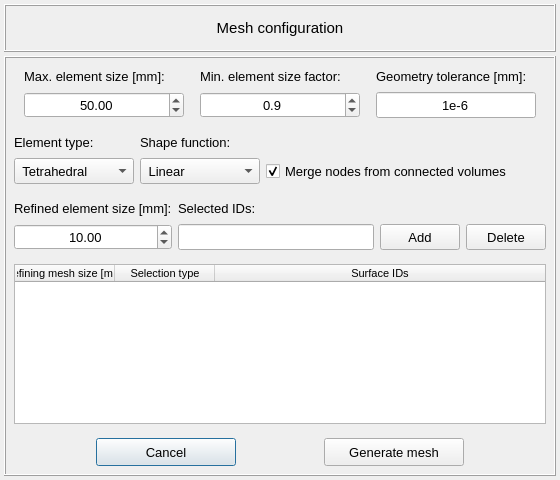
This is vibra/interface/data/ui_files/mesh/mesher_setup.ui in MOPT-UFSC/VIBRA as Qt 5 draws it before an edit. The edited form follows.
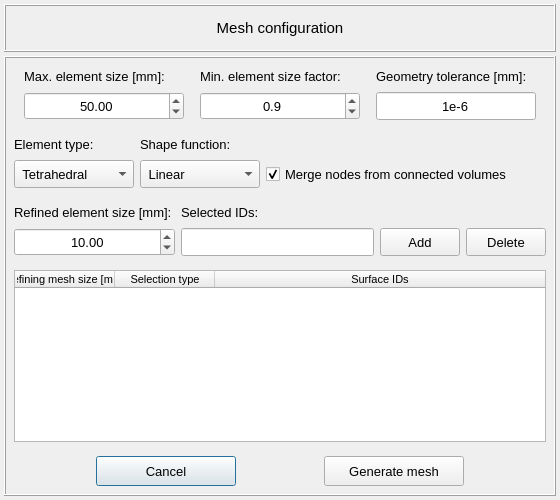
This is the edited form.

Commit message: Minor adjustments in the mesh configuration user interface

The edit to the form file:
```diff
--- a/vibra/interface/data/ui_files/mesh/mesher_setup.ui
+++ b/vibra/interface/data/ui_files/mesh/mesher_setup.ui
@@ -7,7 +7,7 @@
     <x>0</x>
     <y>0</y>
     <width>560</width>
-    <height>480</height>
+    <height>500</height>
    </rect>
   </property>
   <property name="minimumSize">
@@ -19,7 +19,7 @@
   <property name="maximumSize">
    <size>
     <width>560</width>
-    <height>480</height>
+    <height>500</height>
    </size>
   </property>
   <property name="windowTitle">
@@ -81,6 +81,12 @@
       </property>
       <item row="0" column="0">
        <widget class="QFrame" name="frame_2">
+        <property name="minimumSize">
+         <size>
+          <width>0</width>
+          <height>62</height>
+         </size>
+        </property>
         <property name="frameShape">
          <enum>QFrame::NoFrame</enum>
         </property>
@@ -105,10 +111,16 @@
          </property>
          <item row="1" column="0">
           <widget class="QDoubleSpinBox" name="doubleSpinBox_maximum_element_size">
+           <property name="minimumSize">
+            <size>
+             <width>0</width>
+             <height>28</height>
+            </size>
+           </property>
            <property name="maximumSize">
             <size>
              <width>16777215</width>
-             <height>26</height>
+             <height>16777215</height>
             </size>
            </property>
            <property name="font">
@@ -165,7 +177,7 @@
            <property name="minimumSize">
             <size>
              <width>0</width>
-             <height>26</height>
+             <height>28</height>
             </size>
            </property>
            <property name="maximumSize">
@@ -213,10 +225,16 @@
          </item>
          <item row="1" column="1">
           <widget class="QDoubleSpinBox" name="doubleSpinBox_minimum_element_size_factor">
+           <property name="minimumSize">
+            <size>
+             <width>0</width>
+             <height>28</height>
+            </size>
+           </property>
            <property name="maximumSize">
             <size>
              <width>16777215</width>
-             <height>26</height>
+             <height>16777215</height>
             </size>
            </property>
            <property name="font">
@@ -273,6 +291,12 @@
       </item>
       <item row="2" column="0">
        <widget class="QFrame" name="frame_3">
+        <property name="minimumSize">
+         <size>
+          <width>0</width>
+          <height>62</height>
+         </size>
+        </property>
         <property name="frameShape">
          <enum>QFrame::NoFrame</enum>
         </property>
@@ -300,7 +324,7 @@
            <property name="minimumSize">
             <size>
              <width>0</width>
-             <height>26</height>
+             <height>28</height>
             </size>
            </property>
            <property name="font">
@@ -348,7 +372,7 @@
             </font>
            </property>
            <property name="text">
-            <string>Refined element size [mm]:</string>
+            <string>Refined element size [mm]: </string>
            </property>
           </widget>
          </item>
@@ -356,8 +380,8 @@
           <widget class="QPushButton" name="pushButton_delete">
            <property name="minimumSize">
             <size>
-             <width>80</width>
-             <height>26</height>
+             <width>0</width>
+             <height>28</height>
             </size>
            </property>
            <property name="font">
@@ -377,8 +401,8 @@
           <widget class="QPushButton" name="pushButton_add">
            <property name="minimumSize">
             <size>
-             <width>80</width>
-             <height>26</height>
+             <width>0</width>
+             <height>28</height>
             </size>
            </property>
            <property name="font">
@@ -396,10 +420,16 @@
          </item>
          <item row="1" column="0">
           <widget class="QDoubleSpinBox" name="doubleSpinBox_refined_element_size">
+           <property name="minimumSize">
+            <size>
+             <width>0</width>
+             <height>28</height>
+            </size>
+           </property>
            <property name="maximumSize">
             <size>
              <width>16777215</width>
-             <height>26</height>
+             <height>16777215</height>
             </size>
            </property>
            <property name="font">
@@ -494,86 +524,14 @@
         </layout>
        </widget>
       </item>
-      <item row="4" column="0">
-       <widget class="QFrame" name="frame_4">
-        <property name="frameShape">
-         <enum>QFrame::NoFrame</enum>
-        </property>
-        <property name="frameShadow">
-         <enum>QFrame::Raised</enum>
-        </property>
-        <layout class="QGridLayout" name="gridLayout_4">
-         <property name="leftMargin">
-          <number>4</number>
-         </property>
-         <property name="topMargin">
-          <number>4</number>
-         </property>
-         <property name="rightMargin">
-          <number>4</number>
-         </property>
-         <property name="bottomMargin">
-          <number>4</number>
-         </property>
-         <item row="0" column="1">
-          <widget class="QPushButton" name="pushButton_generate_mesh">
-           <property name="minimumSize">
-            <size>
-             <width>140</width>
-             <height>28</height>
-            </size>
-           </property>
-           <property name="maximumSize">
-            <size>
-             <width>140</width>
-             <height>28</height>
-            </size>
-           </property>
-           <property name="font">
-            <font>
-             <pointsize>10</pointsize>
-            </font>
-           </property>
-           <property name="text">
-            <string>Generate mesh</string>
-           </property>
-           <property name="default">
-            <bool>true</bool>
-           </property>
-          </widget>
-         </item>
-         <item row="0" column="0">
-          <widget class="QPushButton" name="pushButton_cancel">
-           <property name="minimumSize">
-            <size>
-             <width>140</width>
-             <height>28</height>
-            </size>
-           </property>
-           <property name="maximumSize">
-            <size>
-             <width>140</width>
-             <height>28</height>
-            </size>
-           </property>
-           <property name="font">
-            <font>
-             <pointsize>10</pointsize>
-            </font>
-           </property>
-           <property name="text">
-            <string>Cancel</string>
-           </property>
-           <property name="default">
-            <bool>true</bool>
-           </property>
-          </widget>
-         </item>
-        </layout>
-       </widget>
-      </item>
       <item row="1" column="0">
        <widget class="QFrame" name="frame_8">
+        <property name="minimumSize">
+         <size>
+          <width>0</width>
+          <height>62</height>
+         </size>
+        </property>
         <property name="frameShape">
          <enum>QFrame::NoFrame</enum>
         </property>
@@ -649,7 +607,7 @@
            <property name="minimumSize">
             <size>
              <width>0</width>
-             <height>26</height>
+             <height>28</height>
             </size>
            </property>
            <property name="maximumSize">
@@ -690,7 +648,7 @@
            <property name="minimumSize">
             <size>
              <width>0</width>
-             <height>26</height>
+             <height>28</height>
             </size>
            </property>
            <property name="maximumSize">
@@ -721,7 +679,7 @@
            <property name="minimumSize">
             <size>
              <width>0</width>
-             <height>26</height>
+             <height>28</height>
             </size>
            </property>
            <property name="font">
@@ -740,6 +698,84 @@
         </layout>
        </widget>
       </item>
+      <item row="4" column="0">
+       <widget class="QFrame" name="frame_4">
+        <property name="frameShape">
+         <enum>QFrame::NoFrame</enum>
+        </property>
+        <property name="frameShadow">
+         <enum>QFrame::Raised</enum>
+        </property>
+        <layout class="QGridLayout" name="gridLayout_4">
+         <property name="leftMargin">
+          <number>4</number>
+         </property>
+         <property name="topMargin">
+          <number>4</number>
+         </property>
+         <property name="rightMargin">
+          <number>4</number>
+         </property>
+         <property name="bottomMargin">
+          <number>4</number>
+         </property>
+         <item row="0" column="1">
+          <widget class="QPushButton" name="pushButton_generate_mesh">
+           <property name="minimumSize">
+            <size>
+             <width>140</width>
+             <height>30</height>
+            </size>
+           </property>
+           <property name="maximumSize">
+            <size>
+             <width>140</width>
+             <height>30</height>
+            </size>
+           </property>
+           <property name="font">
+            <font>
+             <pointsize>10</pointsize>
+            </font>
+           </property>
+           <property name="text">
+            <string>Generate mesh</string>
+           </property>
+           <property name="default">
+            <bool>true</bool>
+           </property>
+          </widget>
+         </item>
+         <item row="0" column="0">
+          <widget class="QPushButton" name="pushButton_cancel">
+           <property name="minimumSize">
+            <size>
+             <width>140</width>
+             <height>30</height>
+            </size>
+           </property>
+           <property name="maximumSize">
+            <size>
+             <width>140</width>
+             <height>30</height>
+            </size>
+           </property>
+           <property name="font">
+            <font>
+             <pointsize>10</pointsize>
+            </font>
+           </property>
+           <property name="text">
+            <string>Cancel</string>
+           </property>
+           <property name="default">
+            <bool>true</bool>
+           </property>
+          </widget>
+         </item>
+        </layout>
+       </widget>
+      </item>
      </layout>
     </widget>
    </item>
```
The commit also changes 2 other files.
